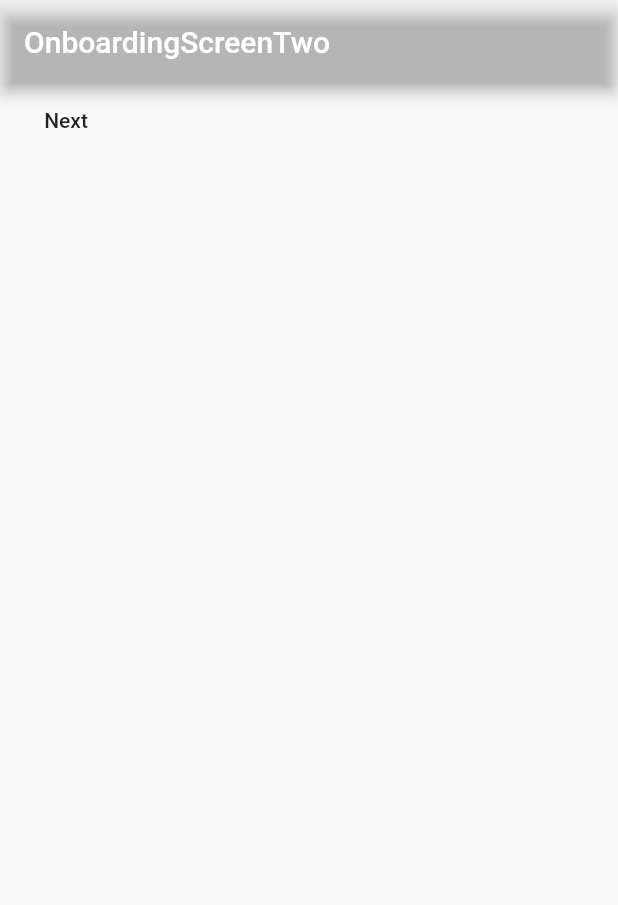
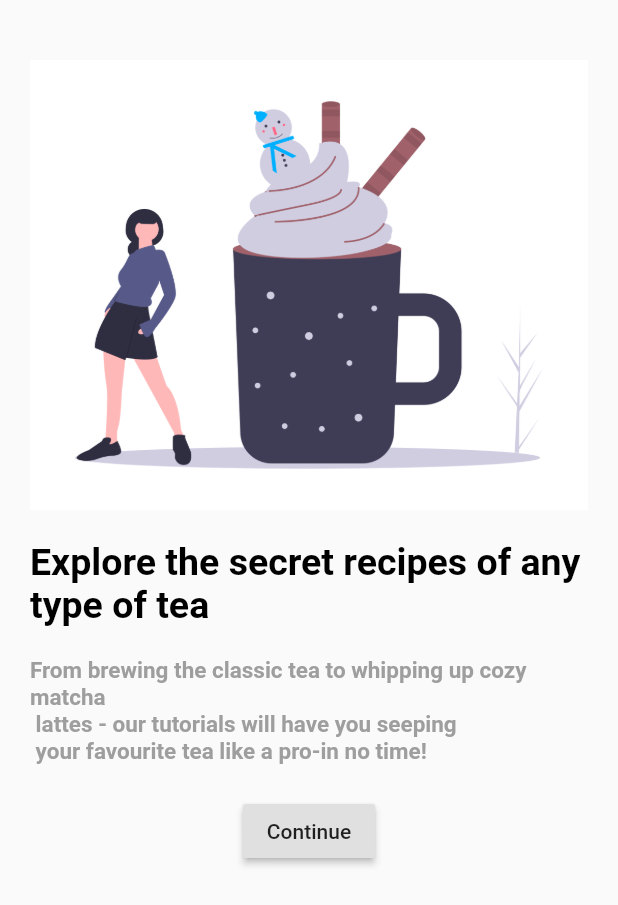
Before and after one commit to arnav-snowleo/tastea_tea, a Flutter app: the screen it shows after launch, on a phone screen of 412 x 824 dp. Shown: the top 905 px of the screen. Run offline on Flutter 3.47's test engine with Material 2 defaults, Android fonts, the phone set to English and light mode, and no system bars; our stand-ins replace cloud_firestore, firebase_auth, flutter_svg, google_sign_in, shared_preferences; accounts and stored records are empty.

Commit message:
onboardings done

```diff
--- a/lib/auth/googleAuth.dart
+++ b/lib/auth/googleAuth.dart
@@ -1,5 +1,3 @@
-import 'package:flutter/material.dart';
-
 import 'package:firebase_auth/firebase_auth.dart';
 import 'package:google_sign_in/google_sign_in.dart';
 
--- a/lib/data/firestoreData.dart
+++ b/lib/data/firestoreData.dart
@@ -1,5 +1,3 @@
-import 'package:flutter/material.dart';
-
 import 'package:cloud_firestore/cloud_firestore.dart';
 
 CollectionReference beverageRef = Firestore.instance
--- a/lib/ui/screens/onboard/onboarding_2.dart
+++ b/lib/ui/screens/onboard/onboarding_2.dart
@@ -1,4 +1,5 @@
 import 'package:flutter/material.dart';
+import 'package:tastea_tea/ui/theme/constants.dart';
 
 import 'onboarding_3.dart';
 
@@ -6,12 +7,44 @@ class OnboardingScreenTwo extends StatelessWidget {
   @override
   Widget build(BuildContext context) {
     return Scaffold(
-      appBar: AppBar(
-        backgroundColor: Colors.transparent,
-        title: Text('OnboardingScreenTwo'),
+      body: Padding(
+        padding: const EdgeInsets.all(20.0),
+        child: Column(
+          children: <Widget>[
+            smallheightgap,
+            Container(
+              height: 300.0,
+              width: MediaQuery.of(context).size.width * 1.0,
+              decoration: BoxDecoration(
+                image: DecorationImage(
+                  image: AssetImage('assets/images/beverage.png'),
+                  fit: BoxFit.cover,
                 ),
-      body: Container(
-        child: FlatButton(
+//                shape: BoxShape.circle,
+              ),
+            ),
+            smallheightgap,
+            Container(
+              child: Text(
+                'Explore the secret recipes of any type of tea',
+                style: TextStyle(
+                    fontWeight: FontWeight.bold,
+                    fontSize: 25,
+                    color: Colors.black),
+              ),
+            ),
+            smallheightgap,
+            Container(
+              child: Text(
+                'From brewing the classic tea to whipping up cozy matcha \n lattes - our tutorials will have you seeping \n your favourite tea like a pro-in no time!',
+                style: TextStyle(
+                    fontWeight: FontWeight.bold,
+                    fontSize: 15,
+                    color: Colors.grey),
+              ),
+            ),
+            smallheightgap,
+            RaisedButton(
               onPressed: () {
                 Navigator.push(
                   context,
@@ -20,7 +53,10 @@ class OnboardingScreenTwo extends StatelessWidget {
                   ),
                 );
               },
-          child: Text('Next'),
+              child: Text('Continue'),
+            ),
+            bigheightgap,
+          ],
         ),
       ),
     );
--- a/lib/ui/screens/signupScreen.dart
+++ b/lib/ui/screens/signupScreen.dart
@@ -81,6 +81,7 @@ class _SignupScreenState extends State<SignupScreen> {
                           ),
                           RoundButton(
                             color: kLightGreenColor,
+                            textColor: kPrimaryLightColor,
                             text: "SIGNUP",
                             press: () {},
                           ),
--- a/lib/ui/theme/constants.dart
+++ b/lib/ui/theme/constants.dart
@@ -4,6 +4,7 @@ const kPrimaryColor = Color(0xFF6F35A5);
 const kPrimaryLightColor = Color(0xFFF1E6FF);
 const kLightGreenColor = Color(0xFF97af8f);
 const kLighterGreenColor = Color(0xFFc4d4bf);
+const kWhite = Colors.white;
 
 const SizedBox bigheightgap = SizedBox(
   height: 50,
@@ -16,3 +17,7 @@ const SizedBox smallheightgap = SizedBox(
 const SizedBox widthgap = SizedBox(
   width: 20,
 );
+
+const SizedBox smallwidthgap = SizedBox(
+  width: 20,
+);
--- a/lib/ui/widgets/roundButton.dart
+++ b/lib/ui/widgets/roundButton.dart
@@ -9,7 +9,7 @@ class RoundButton extends StatelessWidget {
     this.text,
     this.press,
     this.color,
-    this.textColor = Colors.white,
+    this.textColor,
   }) : super(key: key);
 
   @override
@@ -17,7 +17,7 @@ class RoundButton extends StatelessWidget {
     Size size = MediaQuery.of(context).size;
     return Container(
       margin: EdgeInsets.symmetric(vertical: 10),
-      width: size.width * 0.8,
+      width: size.width * 1.0,
       child: ClipRRect(
         borderRadius: BorderRadius.circular(20),
         child: FlatButton(
```
Also changed, not shown: lib/ui/screens/homeScreen.dart (+105 -28 lines), lib/ui/screens/onboard/onboarding_3.dart (+42 -6 lines), lib/ui/screens/searchScreen.dart (+24 -5 lines), lib/ui/widgets/stackedCardsCarousel.dart (added, +25 -0 lines). Lines whose indentation alone changed are shown as unchanged.
